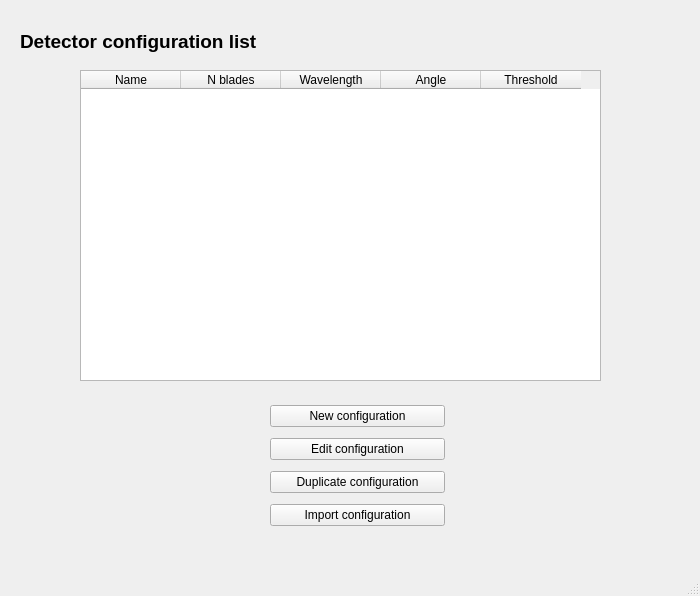
Qt form efficiencyCalculator/efficiencyMainwindow2.ui (ess-dg/dg_efficiencyCalculator) before a commit.
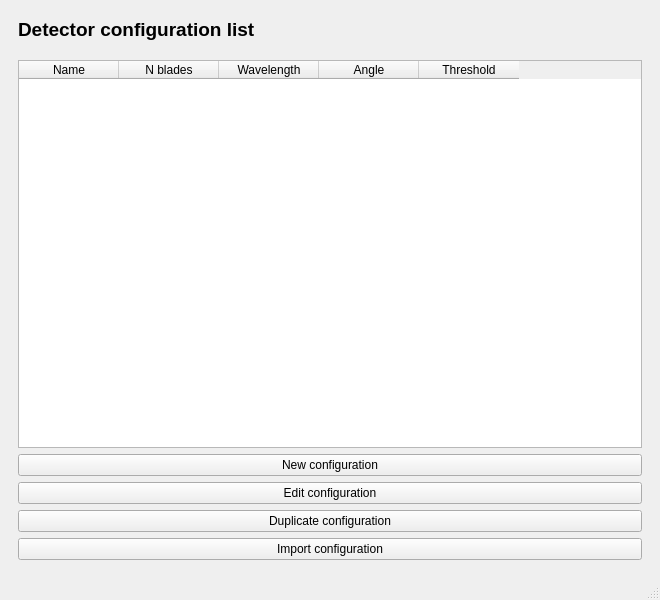
The same form after that commit.

Commit message: Organized UI in widgets and layouts, set minimum size, Now it resizes automatically

The edit to the form file:
```diff
--- a/efficiencyCalculator/efficiencyMainwindow2.ui
+++ b/efficiencyCalculator/efficiencyMainwindow2.ui
@@ -6,23 +6,22 @@
    <rect>
     <x>0</x>
     <y>0</y>
-    <width>700</width>
-    <height>596</height>
+    <width>660</width>
+    <height>600</height>
    </rect>
   </property>
+  <property name="minimumSize">
+   <size>
+    <width>660</width>
+    <height>600</height>
+   </size>
+  </property>
   <property name="windowTitle">
    <string>MainWindow</string>
   </property>
   <widget class="QWidget" name="centralwidget">
-   <widget class="QWidget" name="verticalLayoutWidget_2">
-    <property name="geometry">
-     <rect>
-      <x>0</x>
-      <y>0</y>
-      <width>691</width>
-      <height>551</height>
-     </rect>
-    </property>
+   <layout class="QHBoxLayout" name="horizontalLayout">
+    <item>
     <layout class="QHBoxLayout" name="horizontalLayout_2">
      <property name="sizeConstraint">
       <enum>QLayout::SetDefaultConstraint</enum>
@@ -35,15 +34,16 @@
          <verstretch>0</verstretch>
         </sizepolicy>
        </property>
+        <layout class="QVBoxLayout" name="verticalLayout">
+         <item>
+          <widget class="QLabel" name="geometryTilteLabel">
+           <property name="text">
+            <string>&lt;html&gt;&lt;head/&gt;&lt;body&gt;&lt;p&gt;&lt;span style=&quot; font-size:14pt; font-weight:600;&quot;&gt;Detector configuration list&lt;/span&gt;&lt;br/&gt;&lt;/p&gt;&lt;/body&gt;&lt;/html&gt;</string>
+           </property>
+          </widget>
+         </item>
+         <item>
        <widget class="QTableWidget" name="detectorTableWidget">
-        <property name="geometry">
-         <rect>
-          <x>80</x>
-          <y>70</y>
-          <width>521</width>
-          <height>311</height>
-         </rect>
-        </property>
         <property name="editTriggers">
          <set>QAbstractItemView::NoEditTriggers</set>
         </property>
@@ -79,28 +79,8 @@
          </property>
         </column>
        </widget>
-       <widget class="QLabel" name="geometryTilteLabel">
-        <property name="geometry">
-         <rect>
-          <x>20</x>
-          <y>10</y>
-          <width>309</width>
-          <height>76</height>
-         </rect>
-        </property>
-        <property name="text">
-         <string>&lt;html&gt;&lt;head/&gt;&lt;body&gt;&lt;p&gt;&lt;span style=&quot; font-size:14pt; font-weight:600;&quot;&gt;Detector configuration list&lt;/span&gt;&lt;br/&gt;&lt;/p&gt;&lt;/body&gt;&lt;/html&gt;</string>
-        </property>
-       </widget>
-       <widget class="QWidget" name="verticalLayoutWidget_5">
-        <property name="geometry">
-         <rect>
-          <x>270</x>
-          <y>400</y>
-          <width>175</width>
-          <height>134</height>
-         </rect>
-        </property>
+         </item>
+         <item>
         <layout class="QVBoxLayout" name="verticalLayout_2">
          <item>
           <widget class="QPushButton" name="addButton">
@@ -131,11 +111,13 @@
           </widget>
          </item>
         </layout>
-       </widget>
-      </widget>
      </item>
     </layout>
    </widget>
+      </item>
+     </layout>
+    </item>
+   </layout>
   </widget>
   <widget class="QMenuBar" name="menubar">
    <property name="geometry">
```
Left out of the diff: 2 changed lines with no effect on the pictures. Lines whose indentation alone changed are shown as unchanged. The commit also changes 1 other file.
